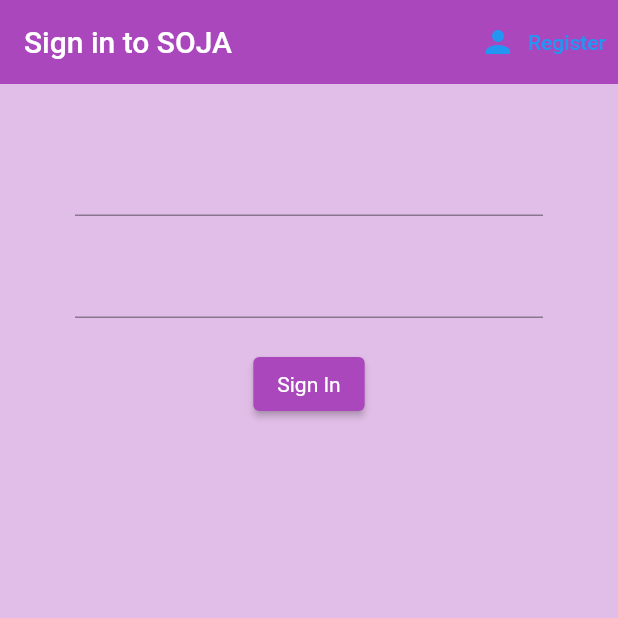
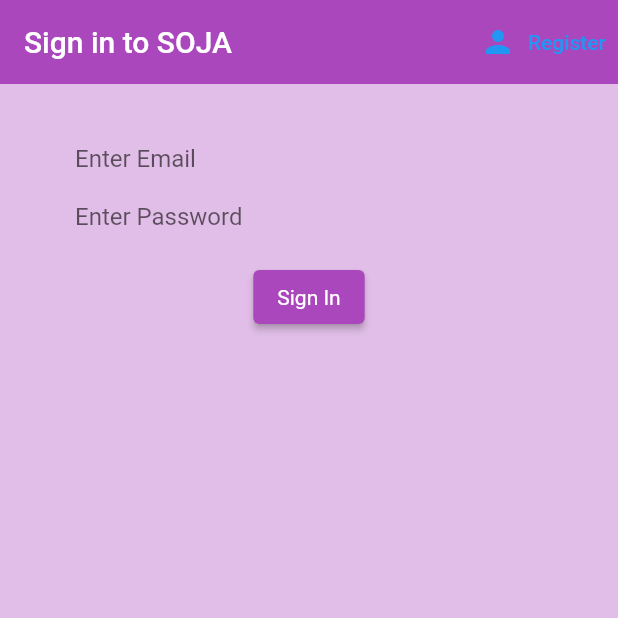
Before and after one commit to AakifZ/SOJA, a Flutter app: the screen it shows after launch, on a phone screen of 412 x 824 dp, the top half of it. Run offline on Flutter 3.47's test engine with Material 2 defaults, Android fonts, the phone set to English and light mode, and no system bars; our stand-ins replace firebase_auth, firebase_core; accounts and stored records are empty.

Commit message:
Just added placeholders on the inputs.

```diff
--- a/lib/screens/authenticate/register.dart
+++ b/lib/screens/authenticate/register.dart
@@ -48,6 +48,7 @@ class _RegisterState extends State<Register> {
           children: <Widget> [
             SizedBox(height: 20.0,),
             TextFormField(
+              decoration: new InputDecoration.collapsed(hintText: "Enter Email"),
               validator: (val) => val!.isEmpty ? 'Enter email' : null,
                 onChanged: (val) {
                   setState(() {
@@ -57,6 +58,7 @@ class _RegisterState extends State<Register> {
             ),
             SizedBox(height: 20.0,),
             TextFormField(
+              decoration: new InputDecoration.collapsed(hintText: "Enter First Name"),
                 validator: (val) => val!.isEmpty ? 'Enter first name' : null,
                 onChanged: (val) {
                   setState(() {
@@ -66,6 +68,7 @@ class _RegisterState extends State<Register> {
             ),
             SizedBox(height: 20.0,),
             TextFormField(
+              decoration: new InputDecoration.collapsed(hintText: "Enter Last Name"),
                 validator: (val) => val!.isEmpty ? 'Enter last name' : null,
                 onChanged: (val) {
                   setState(() {
@@ -75,6 +78,7 @@ class _RegisterState extends State<Register> {
             ),
             SizedBox(height: 20.0,),
             TextFormField(
+              decoration: new InputDecoration.collapsed(hintText: "Enter DOB"),
                 validator: (val) => val!.isEmpty ? 'Enter date of birth' : null,
                 onChanged: (val) {
                   setState(() {
@@ -84,6 +88,7 @@ class _RegisterState extends State<Register> {
             ),
             SizedBox(height: 20.0,),
             TextFormField(
+              decoration: new InputDecoration.collapsed(hintText: "Enter Password"),
                 obscureText: true,
                 validator: (val) => val!.length < 8 ? 'Enter a password 8+ chars long' : null,
                 onChanged: (val) {
--- a/lib/screens/authenticate/sign_in.dart
+++ b/lib/screens/authenticate/sign_in.dart
@@ -44,6 +44,7 @@ class _SignInState extends State<SignIn> {
         children: <Widget> [
           SizedBox(height: 20.0,),
           TextFormField(
+            decoration: new InputDecoration.collapsed(hintText: "Enter Email"),
               validator: (val) => val!.isEmpty ? 'Enter email' : null,
             onChanged: (val) {
               setState(() {
@@ -53,6 +54,7 @@ class _SignInState extends State<SignIn> {
           ),
           SizedBox(height: 20.0,),
           TextFormField(
+            decoration: new InputDecoration.collapsed(hintText: "Enter Password"),
           obscureText: true,
               validator: (val) => val!.length < 8 ? 'Enter a password 8+ chars long' : null,
             onChanged: (val) {
```
